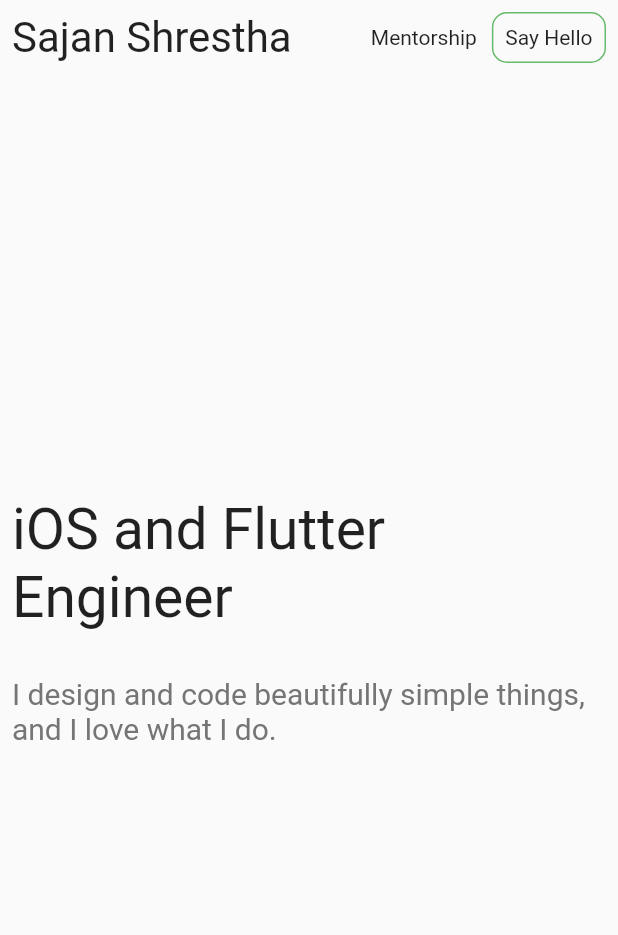
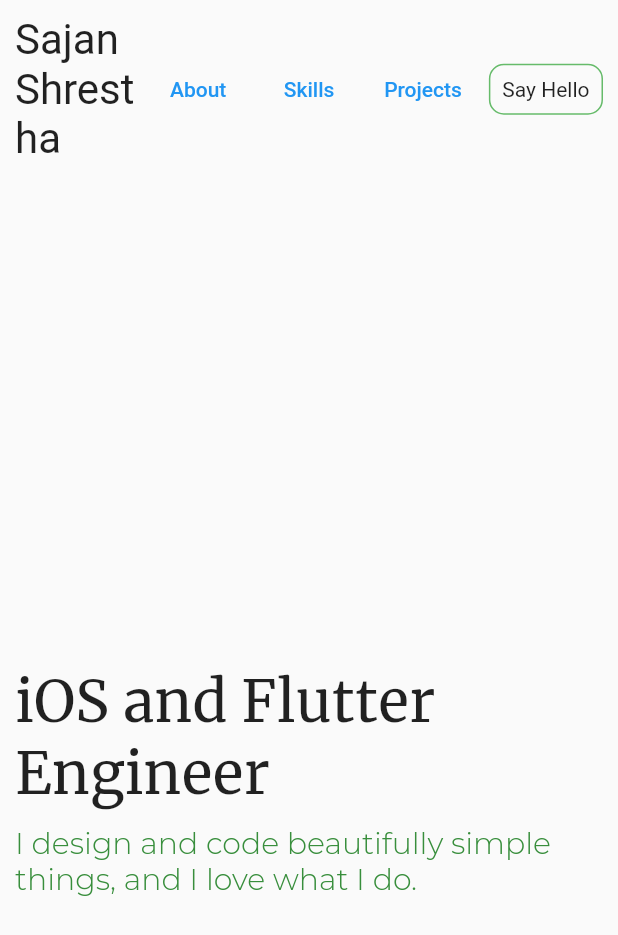
Before and after one commit to sajanshrestha/portfolio, a Flutter app: the screen it shows after launch, on a phone screen of 412 x 824 dp. Shown: the top 935 px of the screen. Run offline on Flutter 3.47's test engine with Material 2 defaults, Android fonts, the phone set to English and light mode, and no system bars.

Commit message:
first commit

```diff
--- /dev/null
+++ b/lib/constants/constants.dart
@@ -0,0 +1,5 @@
+import 'package:flutter/material.dart';
+
+final titleTextStyle = TextStyle(fontSize: 38, fontFamily: "Merriweather");
+final subtitleTextStyle =
+    TextStyle(fontSize: 20, color: Colors.green[700], fontFamily: 'Montserrat');
--- a/lib/main.dart
+++ b/lib/main.dart
@@ -1,4 +1,8 @@
 import 'package:flutter/material.dart';
+import 'package:portfolio/constants/constants.dart';
+import 'package:portfolio/widgets/navbar.dart';
+import 'package:portfolio/widgets/subtitle_text.dart';
+import 'package:portfolio/widgets/title_text.dart';
 
 void main() {
   runApp(MyApp());
@@ -18,101 +22,57 @@ class Home extends StatelessWidget {
   @override
   Widget build(BuildContext context) {
     return Scaffold(
-      body: Padding(
-        padding: const EdgeInsets.all(8.0),
+      body: Container(
+        child: SingleChildScrollView(
+          padding: EdgeInsets.all(10),
           child: Column(
             children: [
               Navbar(),
-            Expanded(
-              child: IntroView(),
+              BodyView(),
+            ],
           ),
-          ],
         ),
       ),
     );
   }
 }
 
-class Navbar extends StatelessWidget {
+class BodyView extends StatefulWidget {
+  @override
+  _BodyViewState createState() => _BodyViewState();
+}
+
+class _BodyViewState extends State<BodyView> {
+  @override
+  void initState() {
+    super.initState();
+    Future.delayed(Duration(milliseconds: 500), () {
+      setState(() {
+        _visible = true;
+      });
+    });
+  }
+
   @override
   Widget build(BuildContext context) {
-    return Row(
+    return Container(
+      height: MediaQuery.of(context).size.height,
+      child: Column(
+        mainAxisAlignment: MainAxisAlignment.center,
         children: [
-        Expanded(
-          child: Text(
-            'Sajan Shrestha',
-            style: TextStyle(
-              fontSize: 28,
+          TitleText(
+            title: 'iOS and Flutter Engineer',
           ),
+          SizedBox(height: 10),
+          SubtitleText(
+            subtitle:
+                'I design and code beautifully simple things, and I love what I do.',
+            visible: _visible,
+          )
+        ],
       ),
-        ),
-        Text(
-          'Mentorship',
-        ),
-        SizedBox(
-          width: 10,
-        ),
-        Container(
-          decoration: BoxDecoration(
-            border: Border.all(width: 1, color: Colors.green[400]),
-            borderRadius: BorderRadius.circular(10),
-          ),
-          child: GestureDetector(
-            onTap: () {
-              Navigator.push(context,
-                  MaterialPageRoute(builder: (context) => ContactForm()));
-            },
-            child: Padding(
-              padding: const EdgeInsets.all(8.0),
-              child: Text(
-                'Say Hello',
-              ),
-            ),
-          ),
-        ),
-      ],
     );
   }
+
+  bool _visible = false;
 }
-
-class IntroView extends StatelessWidget {
-  @override
-  Widget build(BuildContext context) {
-    return Column(
-      mainAxisAlignment: MainAxisAlignment.center,
-      children: [
-        Text(
-          'iOS and Flutter Engineer',
-          style: TextStyle(
-            fontSize: 38,
-          ),
-        ),
-        SizedBox(
-          height: 30,
-        ),
-        Text(
-          'I design and code beautifully simple things, and I love what I do.',
-          style: TextStyle(
-            fontSize: 20,
-            color: Colors.grey[600],
-          ),
-        ),
-        SizedBox(
-          height: 30,
-        ),
-      ],
-    );
-  }
-}
-
-class ContactForm extends StatelessWidget {
-  @override
-  Widget build(BuildContext context) {
-    return Scaffold(
-        body: Center(
-      child: Text(
-        'Contact form',
-      ),
-    ));
-  }
-}
--- /dev/null
+++ b/lib/widgets/navbar.dart
@@ -0,0 +1,85 @@
+import 'package:flutter/material.dart';
+import 'package:portfolio/widgets/skills_page.dart';
+
+import 'about.dart';
+
+class Navbar extends StatelessWidget {
+  @override
+  Widget build(BuildContext context) {
+    return Row(
+      children: [
+        Expanded(
+          child: Text(
+            'Sajan Shrestha',
+            style: TextStyle(
+              fontSize: 28,
+            ),
+          ),
+        ),
+        TextButton(
+          onPressed: () {
+            Navigator.of(context)
+                .push(MaterialPageRoute(builder: (context) => About()));
+          },
+          child: Text(
+            'About',
+          ),
+        ),
+        SizedBox(
+          width: 10,
+        ),
+        TextButton(
+          onPressed: () {
+            Navigator.of(context)
+                .push(MaterialPageRoute(builder: (context) => SkillsPage()));
+          },
+          child: Text(
+            'Skills',
+          ),
+        ),
+        SizedBox(
+          width: 10,
+        ),
+        TextButton(
+          onPressed: () {},
+          child: Text(
+            'Projects',
+          ),
+        ),
+        SizedBox(
+          width: 10,
+        ),
+        Container(
+          decoration: BoxDecoration(
+            border: Border.all(width: 1, color: Colors.green[400]),
+            borderRadius: BorderRadius.circular(10),
+          ),
+          child: GestureDetector(
+            onTap: () {
+              Navigator.push(context,
+                  MaterialPageRoute(builder: (context) => ContactForm()));
+            },
+            child: Padding(
+              padding: const EdgeInsets.all(8.0),
+              child: Text(
+                'Say Hello',
+              ),
+            ),
+          ),
+        ),
+      ],
+    );
+  }
+}
+
+class ContactForm extends StatelessWidget {
+  @override
+  Widget build(BuildContext context) {
+    return Scaffold(
+        body: Center(
+      child: Text(
+        'Contact form',
+      ),
+    ));
+  }
+}
--- /dev/null
+++ b/lib/widgets/subtitle_text.dart
@@ -0,0 +1,22 @@
+import 'package:flutter/material.dart';
+import 'package:portfolio/constants/constants.dart';
+
+class SubtitleText extends StatelessWidget {
+  final String subtitle;
+  final bool visible;
+
+  SubtitleText({this.subtitle, this.visible});
+
+  @override
+  Widget build(BuildContext context) {
+    return AnimatedOpacity(
+        opacity: visible ? 1 : 0,
+        duration: Duration(
+          seconds: 1,
+        ),
+        child: Text(
+          subtitle,
+          style: subtitleTextStyle,
+        ));
+  }
+}
--- /dev/null
+++ b/lib/widgets/title_text.dart
@@ -0,0 +1,12 @@
+import 'package:flutter/material.dart';
+import 'package:portfolio/constants/constants.dart';
+
+class TitleText extends StatelessWidget {
+  final String title;
+
+  TitleText({this.title});
+  @override
+  Widget build(BuildContext context) {
+    return Text(title, style: titleTextStyle);
+  }
+}
```
Also changed, not shown: lib/widgets/about.dart (added, +68 -0 lines), lib/widgets/skills_page.dart (added, +43 -0 lines), pubspec.yaml (+11 -0 lines), assets/devices.svg (added), assets/flutter_logo.png (renamed from images/flutter_logo.png), assets/fonts/Merriweather-Regular.ttf (added), assets/fonts/Montserrat-Light.ttf (added), pubspec.lock. Lines whose indentation alone changed are shown as unchanged.
